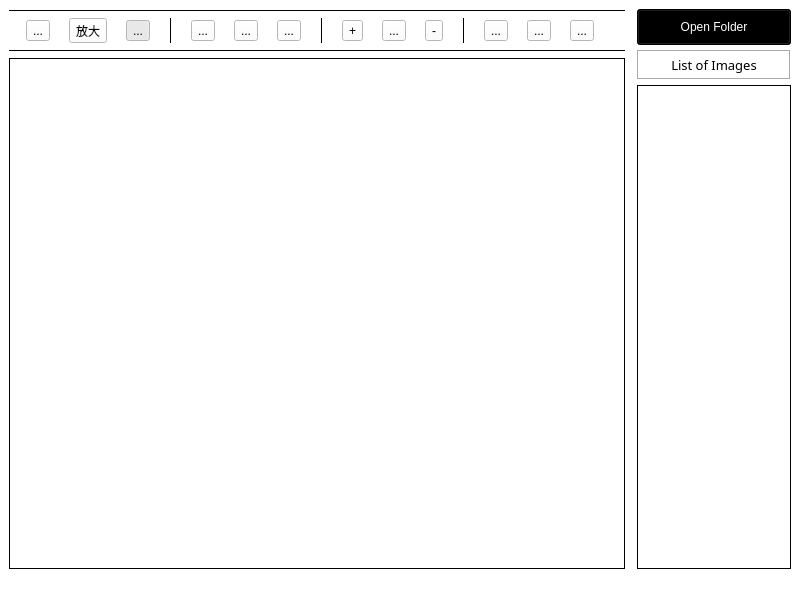
Before: the Qt Designer form in.ui in zy1314172/OneShotObjectInterface, drawn with Qt 5.
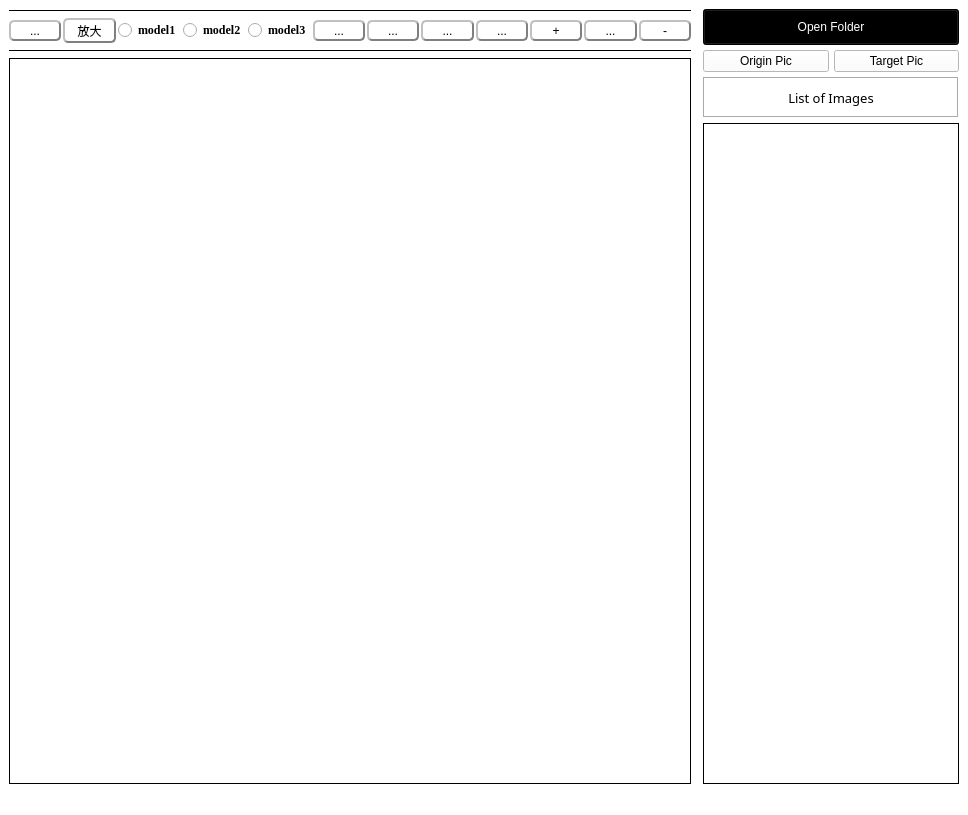
After: the same form once the commit is applied. Icons and pictures are not drawn.

Patch:
```diff
--- a/in.ui
+++ b/in.ui
@@ -6,8 +6,8 @@
    <rect>
     <x>0</x>
     <y>0</y>
-    <width>800</width>
-    <height>600</height>
+    <width>968</width>
+    <height>815</height>
    </rect>
   </property>
   <property name="windowTitle">
@@ -23,7 +23,7 @@
   <widget class="QWidget" name="centralwidget">
    <layout class="QGridLayout" name="gridLayout">
     <item row="0" column="0">
-     <layout class="QHBoxLayout" name="horizontalLayout" stretch="48,12">
+     <layout class="QHBoxLayout" name="horizontalLayout" stretch="48,0">
       <property name="spacing">
        <number>12</number>
       </property>
@@ -31,7 +31,7 @@
        <enum>QLayout::SetMaximumSize</enum>
       </property>
       <item>
-       <layout class="QVBoxLayout" name="verticalLayout" stretch="0,1,0,12">
+       <layout class="QVBoxLayout" name="verticalLayout" stretch="0,0,0,12">
         <property name="spacing">
          <number>6</number>
         </property>
@@ -50,46 +50,65 @@
           <property name="spacing">
            <number>2</number>
           </property>
-          <item>
-           <widget class="QToolButton" name="toggle_line">
-            <property name="cursor">
-             <cursorShape>PointingHandCursor</cursorShape>
-            </property>
-            <property name="toolTip">
-             <string>Mark line</string>
-            </property>
-            <property name="styleSheet">
-             <string notr="true"/>
-            </property>
-            <property name="text">
-             <string>...</string>
-            </property>
-            <property name="icon">
-             <iconset>
-              <normaloff>icons/line.png</normaloff>icons/line.png</iconset>
-            </property>
-            <property name="iconSize">
-             <size>
-              <width>20</width>
-              <height>20</height>
-             </size>
-            </property>
-            <property name="checkable">
-             <bool>true</bool>
-            </property>
-            <attribute name="buttonGroup">
-             <string notr="true">buttonGroup</string>
-            </attribute>
-           </widget>
-          </item>
           <item>
            <widget class="QToolButton" name="toggle_rect">
+            <property name="sizePolicy">
+             <sizepolicy hsizetype="Minimum" vsizetype="Fixed">
+              <horstretch>0</horstretch>
+              <verstretch>0</verstretch>
+             </sizepolicy>
+            </property>
+            <property name="cursor">
+             <cursorShape>PointingHandCursor</cursorShape>
+            </property>
+            <property name="toolTip">
+             <string>Mark line</string>
+            </property>
+            <property name="styleSheet">
+             <string notr="true">border-radius:5px;
+border: 2px groove gray;
+border-style: outset;</string>
+            </property>
+            <property name="text">
+             <string>...</string>
+            </property>
+            <property name="icon">
+             <iconset>
+              <normaloff>icons/rectangle.png</normaloff>icons/rectangle.png</iconset>
+            </property>
+            <property name="iconSize">
+             <size>
+              <width>20</width>
+              <height>20</height>
+             </size>
+            </property>
+            <property name="checkable">
+             <bool>false</bool>
+            </property>
+            <attribute name="buttonGroup">
+             <string notr="true">buttonGroup</string>
+            </attribute>
+           </widget>
+          </item>
+          <item>
+           <widget class="QToolButton" name="move_pic">
+            <property name="sizePolicy">
+             <sizepolicy hsizetype="Minimum" vsizetype="Fixed">
+              <horstretch>0</horstretch>
+              <verstretch>0</verstretch>
+             </sizepolicy>
+            </property>
             <property name="cursor">
              <cursorShape>PointingHandCursor</cursorShape>
             </property>
             <property name="toolTip">
              <string>Mark rectangular surface</string>
             </property>
+            <property name="styleSheet">
+             <string notr="true">border-radius:5px;
+border: 2px groove gray;
+border-style: outset;</string>
+            </property>
             <property name="text">
              <string>放大</string>
             </property>
@@ -104,7 +123,7 @@
              </size>
             </property>
             <property name="checkable">
-             <bool>true</bool>
+             <bool>false</bool>
             </property>
             <attribute name="buttonGroup">
              <string notr="true">buttonGroup</string>
@@ -112,7 +131,70 @@
            </widget>
           </item>
           <item>
-           <widget class="QToolButton" name="toggle_move">
+           <widget class="QRadioButton" name="radioButton">
+            <property name="font">
+             <font>
+              <family>Times New Roman</family>
+              <weight>75</weight>
+              <bold>true</bold>
+             </font>
+            </property>
+            <property name="text">
+             <string>model1</string>
+            </property>
+            <attribute name="buttonGroup">
+             <string notr="true">buttonGroup</string>
+            </attribute>
+           </widget>
+          </item>
+          <item>
+           <widget class="QRadioButton" name="radioButton_2">
+            <property name="font">
+             <font>
+              <family>Times New Roman</family>
+              <weight>75</weight>
+              <bold>true</bold>
+             </font>
+            </property>
+            <property name="text">
+             <string>model2</string>
+            </property>
+            <attribute name="buttonGroup">
+             <string notr="true">buttonGroup</string>
+            </attribute>
+           </widget>
+          </item>
+          <item>
+           <widget class="QRadioButton" name="radioButton_3">
+            <property name="sizePolicy">
+             <sizepolicy hsizetype="Fixed" vsizetype="Fixed">
+              <horstretch>0</horstretch>
+              <verstretch>0</verstretch>
+             </sizepolicy>
+            </property>
+            <property name="font">
+             <font>
+              <family>Times New Roman</family>
+              <weight>75</weight>
+              <bold>true</bold>
+             </font>
+            </property>
+            <property name="text">
+             <string>model3</string>
+            </property>
+            <attribute name="buttonGroup">
+             <string notr="true">buttonGroup</string>
+            </attribute>
+           </widget>
+          </item>
+          <item>
+           <widget class="QToolButton" name="start_recognize">
+            <property name="sizePolicy">
+             <sizepolicy hsizetype="Minimum" vsizetype="Fixed">
+              <horstretch>0</horstretch>
+              <verstretch>0</verstretch>
+             </sizepolicy>
+            </property>
             <property name="cursor">
              <cursorShape>PointingHandCursor</cursorShape>
             </property>
@@ -123,7 +205,9 @@
              <bool>false</bool>
             </property>
             <property name="styleSheet">
-             <string notr="true"/>
+             <string notr="true">border-radius:5px;
+border: 2px groove gray;
+border-style: outset;</string>
             </property>
             <property name="text">
              <string>...</string>
@@ -139,10 +223,10 @@
              </size>
             </property>
             <property name="checkable">
-             <bool>true</bool>
+             <bool>false</bool>
             </property>
             <property name="checked">
-             <bool>true</bool>
+             <bool>false</bool>
             </property>
             <property name="toolButtonStyle">
              <enum>Qt::ToolButtonIconOnly</enum>
@@ -156,22 +240,23 @@
            </widget>
           </item>
           <item>
-           <widget class="Line" name="line_4">
-            <property name="frameShadow">
-             <enum>QFrame::Plain</enum>
+           <widget class="QToolButton" name="clear_all">
+            <property name="sizePolicy">
+             <sizepolicy hsizetype="Minimum" vsizetype="Fixed">
+              <horstretch>0</horstretch>
+              <verstretch>0</verstretch>
+             </sizepolicy>
             </property>
-            <property name="orientation">
-             <enum>Qt::Vertical</enum>
-            </property>
-           </widget>
-          </item>
-          <item>
-           <widget class="QToolButton" name="save_im">
             <property name="cursor">
              <cursorShape>PointingHandCursor</cursorShape>
             </property>
             <property name="toolTip">
-             <string notr="true" extracomment="Save Image">Save Image</string>
+             <string>Clear All</string>
+            </property>
+            <property name="styleSheet">
+             <string notr="true">border-radius:5px;
+border: 2px groove gray;
+border-style: outset;</string>
             </property>
             <property name="text">
              <string>...</string>
@@ -190,12 +275,23 @@
           </item>
           <item>
            <widget class="QToolButton" name="prev_im">
+            <property name="sizePolicy">
+             <sizepolicy hsizetype="Minimum" vsizetype="Fixed">
+              <horstretch>0</horstretch>
+              <verstretch>0</verstretch>
+             </sizepolicy>
+            </property>
             <property name="cursor">
              <cursorShape>PointingHandCursor</cursorShape>
             </property>
             <property name="toolTip">
              <string>Load Previous Image</string>
             </property>
+            <property name="styleSheet">
+             <string notr="true">border-radius:5px;
+border: 2px groove gray;
+border-style: outset;</string>
+            </property>
             <property name="text">
              <string>...</string>
             </property>
@@ -213,12 +309,23 @@
           </item>
           <item>
            <widget class="QToolButton" name="next_im">
+            <property name="sizePolicy">
+             <sizepolicy hsizetype="Minimum" vsizetype="Fixed">
+              <horstretch>0</horstretch>
+              <verstretch>0</verstretch>
+             </sizepolicy>
+            </property>
             <property name="cursor">
              <cursorShape>PointingHandCursor</cursorShape>
             </property>
             <property name="toolTip">
              <string>Load Next Image</string>
             </property>
+            <property name="styleSheet">
+             <string notr="true">border-radius:5px;
+border: 2px groove gray;
+border-style: outset;</string>
+            </property>
             <property name="text">
              <string>...</string>
             </property>
@@ -234,21 +341,22 @@
             </property>
            </widget>
           </item>
-          <item>
-           <widget class="Line" name="line_5">
-            <property name="frameShadow">
-             <enum>QFrame::Plain</enum>
-            </property>
-            <property name="orientation">
-             <enum>Qt::Vertical</enum>
-            </property>
-           </widget>
-          </item>
           <item>
            <widget class="QToolButton" name="zoom_plus">
+            <property name="sizePolicy">
+             <sizepolicy hsizetype="Minimum" vsizetype="Fixed">
+              <horstretch>0</horstretch>
+              <verstretch>0</verstretch>
+             </sizepolicy>
+            </property>
             <property name="cursor">
              <cursorShape>PointingHandCursor</cursorShape>
             </property>
+            <property name="styleSheet">
+             <string notr="true">border-radius:5px;
+border: 2px groove gray;
+border-style: outset;</string>
+            </property>
             <property name="text">
              <string>+</string>
             </property>
@@ -266,12 +374,23 @@
           </item>
           <item>
            <widget class="QToolButton" name="reset_zoom">
+            <property name="sizePolicy">
+             <sizepolicy hsizetype="Minimum" vsizetype="Fixed">
+              <horstretch>0</horstretch>
+              <verstretch>0</verstretch>
+             </sizepolicy>
+            </property>
             <property name="cursor">
              <cursorShape>PointingHandCursor</cursorShape>
             </property>
             <property name="toolTip">
              <string>Fit Image to Canvas</string>
             </property>
+            <property name="styleSheet">
+             <string notr="true">border-radius:5px;
+border: 2px groove gray;
+border-style: outset;</string>
+            </property>
             <property name="text">
              <string>...</string>
             </property>
@@ -289,94 +408,26 @@
           </item>
           <item>
            <widget class="QToolButton" name="zoom_minus">
+            <property name="sizePolicy">
+             <sizepolicy hsizetype="Minimum" vsizetype="Fixed">
+              <horstretch>0</horstretch>
+              <verstretch>0</verstretch>
+             </sizepolicy>
+            </property>
             <property name="cursor">
              <cursorShape>PointingHandCursor</cursorShape>
             </property>
+            <property name="styleSheet">
+             <string notr="true">border-radius:5px;
+border: 2px groove gray;
+border-style: outset;</string>
+            </property>
             <property name="text">
              <string>-</string>
             </property>
             <property name="icon">
              <iconset>
-              <normaloff>icons/zoom-out.png</normaloff>icons/zoom-out.png</iconset>
-            </property>
-            <property name="iconSize">
-             <size>
-              <width>20</width>
-              <height>20</height>
-             </size>
-            </property>
-           </widget>
-          </item>
-          <item>
-           <widget class="Line" name="line_6">
-            <property name="frameShadow">
-             <enum>QFrame::Plain</enum>
-            </property>
-            <property name="orientation">
-             <enum>Qt::Vertical</enum>
-            </property>
-           </widget>
-          </item>
-          <item>
-           <widget class="QToolButton" name="undo">
-            <property name="cursor">
-             <cursorShape>PointingHandCursor</cursorShape>
-            </property>
-            <property name="toolTip">
-             <string>Undo</string>
-            </property>
-            <property name="text">
-             <string>...</string>
-            </property>
-            <property name="icon">
-             <iconset>
-              <normaloff>icons/undo2.png</normaloff>icons/undo2.png</iconset>
-            </property>
-            <property name="iconSize">
-             <size>
-              <width>20</width>
-              <height>20</height>
-             </size>
-            </property>
-           </widget>
-          </item>
-          <item>
-           <widget class="QToolButton" name="clear_all">
-            <property name="cursor">
-             <cursorShape>PointingHandCursor</cursorShape>
-            </property>
-            <property name="toolTip">
-             <string>Clear All</string>
-            </property>
-            <property name="text">
-             <string>...</string>
-            </property>
-            <property name="icon">
-             <iconset>
-              <normaloff>icons/loop2.png</normaloff>icons/loop2.png</iconset>
-            </property>
-            <property name="iconSize">
-             <size>
-              <width>20</width>
-              <height>20</height>
-             </size>
-            </property>
-           </widget>
-          </item>
-          <item>
-           <widget class="QToolButton" name="redo">
-            <property name="cursor">
-             <cursorShape>PointingHandCursor</cursorShape>
-            </property>
-            <property name="toolTip">
-             <string>Redo</string>
-            </property>
-            <property name="text">
-             <string>...</string>
-            </property>
-            <property name="icon">
-             <iconset>
-              <normaloff>icons/redo2.png</normaloff>icons/redo2.png</iconset>
+              <normaloff>icons/zoom_plus.png</normaloff>icons/zoom_plus.png</iconset>
             </property>
             <property name="iconSize">
              <size>
@@ -409,8 +460,7 @@
              </sizepolicy>
             </property>
             <property name="styleSheet">
-             <string notr="true">background-color:white
-</string>
+             <string notr="true"/>
             </property>
             <property name="frameShape">
              <enum>QFrame::Box</enum>
@@ -434,7 +484,7 @@
        </layout>
       </item>
       <item>
-       <layout class="QVBoxLayout" name="verticalLayout_10" stretch="1,3,48">
+       <layout class="QVBoxLayout" name="verticalLayout_10" stretch="1,0,3,48">
         <property name="spacing">
          <number>5</number>
         </property>
@@ -473,6 +523,24 @@
           </property>
          </widget>
         </item>
+        <item>
+         <layout class="QHBoxLayout" name="horizontalLayout_4">
+          <item>
+           <widget class="QPushButton" name="origin_pic">
+            <property name="text">
+             <string>Origin Pic</string>
+            </property>
+           </widget>
+          </item>
+          <item>
+           <widget class="QPushButton" name="target_pic">
+            <property name="text">
+             <string>Target Pic</string>
+            </property>
+           </widget>
+          </item>
+         </layout>
+        </item>
         <item>
          <widget class="QLabel" name="label_4">
           <property name="font">
```
Left out of the diff: 14 changed lines with no effect on the pictures.
